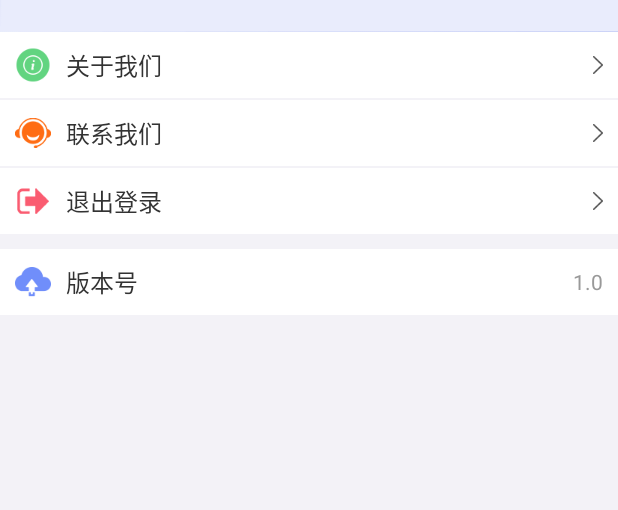
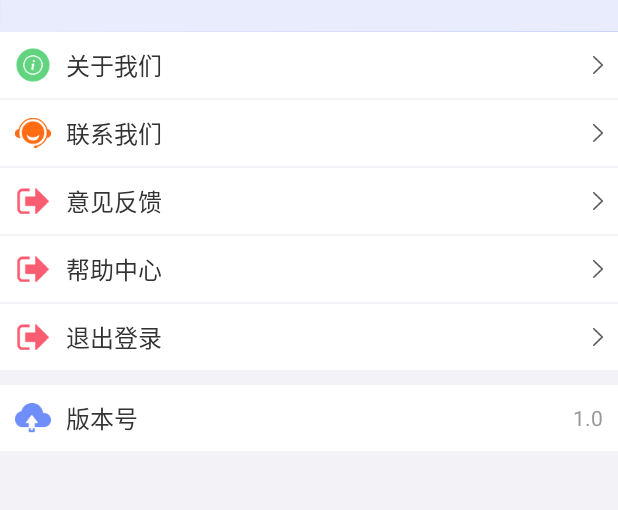
Before and after one commit to JacksonPjs/GJ, an Android app: the layout activity_personal.xml on its own in the app's theme, with its tools: preview values and no code run, on a phone screen of 412 x 824 dp, the part 287-797 px from its top. Run offline under Robolectric (Android 15) with nearby library versions, the phone set to English and light mode, and no system bars.

```diff
--- a/app/src/main/AndroidManifest.xml
+++ b/app/src/main/AndroidManifest.xml
@@ -65,6 +65,7 @@
         <activity android:name=".ui.activity.Guide.AdvertActivity"></activity>
         <activity android:name=".ui.activity.web.WebActivity"></activity>
         <activity android:name=".ui.activity.Guide.WelcomeActivity"></activity>
+        <activity android:name=".ui.activity.Personal.FeedbackActivity"></activity>
 
         <meta-data android:name="com.amap.api.v2.apikey" android:value="e8486e6ce16f339fe1025f04b7347288">
 
--- a/app/src/main/java/com/xiaowei/App/Constants.java
+++ b/app/src/main/java/com/xiaowei/App/Constants.java
@@ -8,5 +8,6 @@ public class Constants {
     public static boolean IsFirst=true;//是否是第一次进入app
     public static String protocolUrl="http://47.106.123.95:9999/protocol.html";//服务条款的链接
     public static String aboutuslUrl="http://47.106.123.95:9999/about_us.html";//关于我们的链接
+    public static String helplUrl="http://47.106.123.95:9999/about_us.html";//关于我们的链接
 
 }
--- a/app/src/main/java/com/xiaowei/MyApplication.java
+++ b/app/src/main/java/com/xiaowei/MyApplication.java
@@ -46,7 +46,7 @@ public class MyApplication extends Application {
         //初始化单列的OkHttpClient 对象
         initOkHttpUtils();
         //初始化组件化基础库, 统计SDK/推送SDK/分享SDK都必须调用此初始化接口
-        UMConfigure.init(this, "5be1527ff1f556aa2b000082", "Umeng", UMConfigure.DEVICE_TYPE_PHONE,
+        UMConfigure.init(this, "5be1527ff1f556aa2b000082", "ceshi", UMConfigure.DEVICE_TYPE_PHONE,
                 "85d52251d5fa11c058d5929fafe0cc8f");
         //PushSDK初始化(如使用推送SDK，必须调用此方法)
         initUpush();
--- a/app/src/main/res/layout/activity_personal.xml
+++ b/app/src/main/res/layout/activity_personal.xml
@@ -3,67 +3,63 @@
     xmlns:tools="http://schemas.android.com/tools"
     android:layout_width="match_parent"
     android:layout_height="match_parent"
-    android:fitsSystemWindows="true"
     android:background="@color/gray"
-    >
+    android:fitsSystemWindows="true">
 
     <android.support.design.widget.AppBarLayout
         android:layout_width="match_parent"
-        android:layout_height="wrap_content"
-        >
+        android:layout_height="wrap_content">
 
         <android.support.design.widget.CollapsingToolbarLayout
             android:layout_width="match_parent"
             android:layout_height="match_parent"
+            android:background="@mipmap/bg_personal"
             android:fitsSystemWindows="true"
             app:contentScrim="@color/colorPrimary"
             app:layout_scrollFlags="scroll|exitUntilCollapsed"
-            android:background="@mipmap/bg_personal"
 
             >
+
             <android.support.constraint.ConstraintLayout
                 android:layout_width="match_parent"
                 android:layout_height="match_parent"
+                android:layout_marginTop="@dimen/title_hight"
                 android:fitsSystemWindows="true"
                 android:orientation="vertical"
-                    app:layout_collapseMode="parallax"
-                    android:layout_marginTop="@dimen/title_hight"
-                    >
+                app:layout_collapseMode="parallax">
 
                 <com.example.blibrary.ImageView.CircleImageView
                     android:id="@+id/photo"
                     android:layout_width="70dp"
                     android:layout_height="70dp"
+                    android:layout_centerHorizontal="true"
+                    android:layout_marginTop="20dp"
                     android:src="@mipmap/icon_photo"
-                        android:layout_centerHorizontal="true"
+                    app:layout_constraintLeft_toLeftOf="parent"
                     app:layout_constraintRight_toRightOf="parent"
-                        app:layout_constraintLeft_toLeftOf="parent"
-                        app:layout_constraintTop_toTopOf="parent"
-                        android:layout_marginTop="20dp"
-                        />
+                    app:layout_constraintTop_toTopOf="parent" />
+
                 <TextView
                     android:id="@+id/name"
                     android:layout_width="wrap_content"
                     android:layout_height="wrap_content"
-                        app:layout_constraintTop_toBottomOf="@+id/photo"
+                    android:layout_centerHorizontal="true"
+                    android:layout_marginTop="10dp"
                     android:text="@string/app_name"
-                        android:layout_centerHorizontal="true"
                     android:textColor="@color/white"
+                    app:layout_constraintLeft_toLeftOf="parent"
                     app:layout_constraintRight_toRightOf="parent"
-                        app:layout_constraintLeft_toLeftOf="parent"
-                        android:layout_marginTop="10dp"
-                        />
+                    app:layout_constraintTop_toBottomOf="@+id/photo" />
             </android.support.constraint.ConstraintLayout>
-
-
 
 
             <android.support.v7.widget.Toolbar
                 android:id="@+id/toolbar"
                 android:layout_width="match_parent"
                 android:layout_height="@dimen/title_hight"
-                app:layout_collapseMode="pin"
-                app:contentInsetStart="0dp">
+                app:contentInsetStart="0dp"
+                app:layout_collapseMode="pin">
+
                 <RelativeLayout
                     android:layout_width="match_parent"
                     android:layout_height="@dimen/title_hight">
@@ -110,11 +106,11 @@
         android:layout_width="match_parent"
         android:layout_height="match_parent"
         app:layout_behavior="@string/appbar_scrolling_view_behavior">
+
         <LinearLayout
             android:layout_width="match_parent"
             android:layout_height="match_parent"
-            android:orientation="vertical"
-            >
+            android:orientation="vertical">
 
             <RelativeLayout
                 android:id="@+id/about_rl"
@@ -132,8 +128,7 @@
                     android:layout_height="wrap_content"
                     android:layout_centerVertical="true"
 
-                android:src="@mipmap/icon_about"
-                />
+                    android:src="@mipmap/icon_about" />
 
                 <TextView
                     android:id="@+id/about_tv"
@@ -157,18 +152,13 @@
                     />
 
             </RelativeLayout>
-            <View
-                android:layout_width="match_parent"
-                android:layout_height="1dp"
-                android:background="@color/gray"
-                android:layout_marginLeft="@dimen/personal_margin"
-                android:layout_marginRight="@dimen/personal_margin"
-                ></View>
+
 
             <RelativeLayout
                 android:id="@+id/contact_rl"
                 android:layout_width="match_parent"
                 android:layout_height="wrap_content"
+                android:layout_marginTop="1dp"
                 android:background="@drawable/ll_selector"
                 android:padding="@dimen/personal_item_padding"
 
@@ -181,8 +171,7 @@
                     android:layout_height="wrap_content"
                     android:layout_centerVertical="true"
 
-                android:src="@mipmap/icon_contact"
-                />
+                    android:src="@mipmap/icon_contact" />
 
                 <TextView
                     android:id="@+id/contact_tv"
@@ -207,17 +196,97 @@
                     />
 
             </RelativeLayout>
-            <View
+
+            <RelativeLayout
+                android:id="@+id/feed_rl"
                 android:layout_width="match_parent"
-                android:layout_height="1dp"
-                android:background="@color/gray"
-                android:layout_marginLeft="@dimen/personal_margin"
-                android:layout_marginRight="@dimen/personal_margin"
-                ></View>
+                android:layout_height="wrap_content"
+                android:layout_marginTop="1dp"
+                android:background="@drawable/ll_selector"
+                android:padding="@dimen/personal_item_padding"
+
+
+                >
+
+                <ImageView
+                    android:id="@+id/feed_icon"
+                    android:layout_width="wrap_content"
+                    android:layout_height="wrap_content"
+                    android:layout_centerVertical="true"
+
+                    android:src="@mipmap/icon_exit" />
+
+                <TextView
+                    android:id="@+id/feed_tv"
+                    android:layout_width="wrap_content"
+                    android:layout_height="wrap_content"
+                    android:layout_centerVertical="true"
+                    android:layout_marginLeft="@dimen/home_margin"
+                    android:layout_toRightOf="@+id/feed_icon"
+                    android:text="@string/tv_feedback"
+                    android:textColor="@color/black_homne_tv"
+
+                    android:textSize="@dimen/text_security" />
+
+                <ImageView
+                    android:id="@+id/feed_go"
+                    android:layout_width="wrap_content"
+                    android:layout_height="wrap_content"
+                    android:layout_alignParentRight="true"
+                    android:layout_centerVertical="true"
+                    android:src="@mipmap/go"
+
+                    />
+
+            </RelativeLayout>
+            <RelativeLayout
+                android:id="@+id/help_rl"
+                android:layout_width="match_parent"
+                android:layout_height="wrap_content"
+                android:layout_marginTop="1dp"
+                android:background="@drawable/ll_selector"
+                android:padding="@dimen/personal_item_padding"
+
+
+                >
+
+                <ImageView
+                    android:id="@+id/help_icon"
+                    android:layout_width="wrap_content"
+                    android:layout_height="wrap_content"
+                    android:layout_centerVertical="true"
+
+                    android:src="@mipmap/icon_exit" />
+
+                <TextView
+                    android:id="@+id/help_tv"
+                    android:layout_width="wrap_content"
+                    android:layout_height="wrap_content"
+                    android:layout_centerVertical="true"
+                    android:layout_marginLeft="@dimen/home_margin"
+                    android:layout_toRightOf="@+id/help_icon"
+                    android:text="@string/tv_help"
+                    android:textColor="@color/black_homne_tv"
+
+                    android:textSize="@dimen/text_security" />
+
+                <ImageView
+                    android:id="@+id/help_go"
+                    android:layout_width="wrap_content"
+                    android:layout_height="wrap_content"
+                    android:layout_alignParentRight="true"
+                    android:layout_centerVertical="true"
+                    android:src="@mipmap/go"
+
+                    />
+
+            </RelativeLayout>
+
             <RelativeLayout
                 android:id="@+id/exit_rl"
                 android:layout_width="match_parent"
                 android:layout_height="wrap_content"
+                android:layout_marginTop="1dp"
                 android:background="@drawable/ll_selector"
                 android:padding="@dimen/personal_item_padding"
 
@@ -230,8 +299,7 @@
                     android:layout_height="wrap_content"
                     android:layout_centerVertical="true"
 
-                android:src="@mipmap/icon_exit"
-                />
+                    android:src="@mipmap/icon_exit" />
 
                 <TextView
                     android:id="@+id/exit_tv"
@@ -256,13 +324,15 @@
                     />
 
             </RelativeLayout>
+
+
             <RelativeLayout
                 android:id="@+id/version_rl"
                 android:layout_width="match_parent"
                 android:layout_height="wrap_content"
+                android:layout_marginTop="@dimen/personal_margin_top"
                 android:background="@drawable/ll_selector"
                 android:padding="@dimen/personal_item_padding"
-            android:layout_marginTop="@dimen/personal_margin_top"
 
 
                 >
@@ -273,8 +343,7 @@
                     android:layout_height="wrap_content"
                     android:layout_centerVertical="true"
 
-                android:src="@mipmap/icon_version"
-                />
+                    android:src="@mipmap/icon_version" />
 
                 <TextView
                     android:id="@+id/version_tv"
@@ -293,8 +362,8 @@
                     android:layout_height="wrap_content"
                     android:layout_alignParentRight="true"
                     android:layout_centerVertical="true"
+                    android:textColor="@color/gray_item"
                     tools:text="1.0"
-                android:textColor="@color/gray_item"
 
 
                     />
--- a/app/src/main/res/layout/dialog_advert.xml
+++ b/app/src/main/res/layout/dialog_advert.xml
@@ -43,6 +43,7 @@
         android:layout_marginBottom="20dp"
         android:text="立即领取"
         android:textColor="@color/white"
+        android:visibility="gone"
         />
 
 </RelativeLayout>
--- a/app/src/main/res/values/strings.xml
+++ b/app/src/main/res/values/strings.xml
@@ -25,6 +25,9 @@
     <string name="notifyMsg">当前应用缺少必要权限。\n\n请点击\"设置\"-\"权限\"-打开所需权限。</string>
     <string name="setting">设置</string>
     <string name="cancel">取消</string>
+    <string name="feedback_hint">您的宝贵意见和建议将帮助我们更改的改进产品</string>
+    <string name="tv_feedback">意见反馈</string>
+    <string name="tv_help">帮助中心</string>
     <string name="large_text">第一品 法会因由分
 
 如是我闻，一时，佛在舍卫国祗树给孤独园，与大比丘众千二百五十人俱。尔时，世尊食时，著衣持钵，
```
Also changed, not shown: app/src/main/java/com/xiaowei/ui/activity/Personal/FeedbackActivity.java (added, +45 -0 lines), app/src/main/java/com/xiaowei/ui/activity/Personal/PersonalActivity.java (+8 -1 lines), app/src/main/java/com/xiaowei/widget/Dialog/AdvertDialog.java (+9 -0 lines), app/src/main/res/drawable/shape_ed_feedback.xml (added, +23 -0 lines), app/src/main/res/layout/activity_feedback.xml (added, +36 -0 lines). Lines whose indentation alone changed are shown as unchanged.
